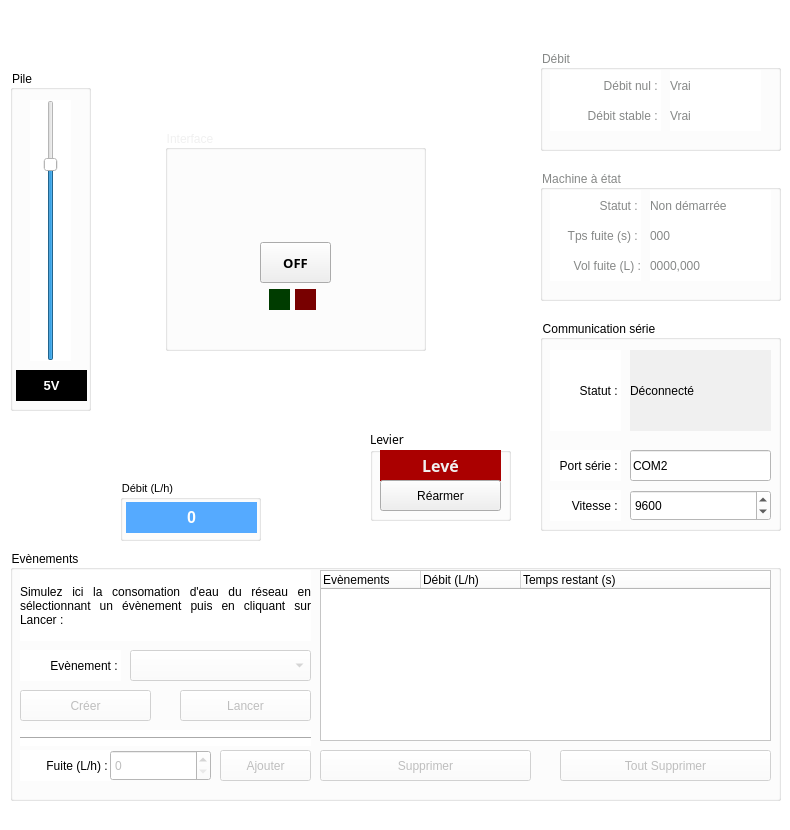
The window that mainwindow.ui (ml4nC3/ClipFlow) describes before a commit, drawn with Qt 5.
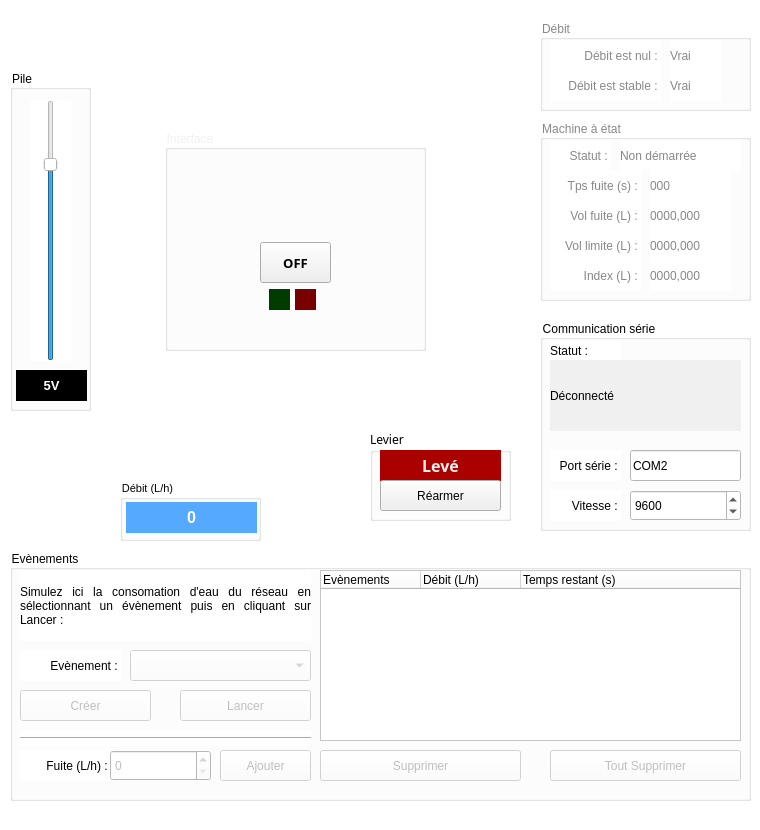
The same window after the commit. Icons and pictures are not drawn.

Commit message: Added total index incremetation and transmission

Patch:
```diff
--- a/mainwindow.ui
+++ b/mainwindow.ui
@@ -6,19 +6,19 @@
    <rect>
     <x>0</x>
     <y>0</y>
-    <width>790</width>
+    <width>760</width>
     <height>830</height>
    </rect>
   </property>
   <property name="minimumSize">
    <size>
-    <width>790</width>
+    <width>760</width>
     <height>830</height>
    </size>
   </property>
   <property name="maximumSize">
    <size>
-    <width>790</width>
+    <width>760</width>
     <height>830</height>
    </size>
   </property>
@@ -165,7 +165,7 @@
      <rect>
       <x>10</x>
       <y>550</y>
-      <width>771</width>
+      <width>741</width>
       <height>251</height>
      </rect>
     </property>
@@ -308,7 +308,7 @@
       <rect>
        <x>310</x>
        <y>200</y>
-       <width>211</width>
+       <width>201</width>
        <height>31</height>
       </rect>
      </property>
@@ -322,9 +322,9 @@
      </property>
      <property name="geometry">
       <rect>
-       <x>550</x>
+       <x>540</x>
        <y>200</y>
-       <width>211</width>
+       <width>191</width>
        <height>31</height>
       </rect>
      </property>
@@ -337,7 +337,7 @@
       <rect>
        <x>310</x>
        <y>20</y>
-       <width>451</width>
+       <width>421</width>
        <height>171</height>
       </rect>
      </property>
@@ -400,7 +400,7 @@
      <rect>
       <x>540</x>
       <y>320</y>
-      <width>241</width>
+      <width>211</width>
       <height>211</height>
      </rect>
     </property>
@@ -431,7 +431,7 @@
       <rect>
        <x>90</x>
        <y>130</y>
-       <width>141</width>
+       <width>111</width>
        <height>31</height>
       </rect>
      </property>
@@ -459,25 +459,25 @@
      <property name="geometry">
       <rect>
        <x>10</x>
-       <y>30</y>
+       <y>20</y>
        <width>71</width>
-       <height>81</height>
+       <height>21</height>
       </rect>
      </property>
      <property name="text">
       <string>Statut : </string>
      </property>
      <property name="alignment">
-      <set>Qt::AlignRight|Qt::AlignTrailing|Qt::AlignVCenter</set>
+      <set>Qt::AlignLeading|Qt::AlignLeft|Qt::AlignVCenter</set>
      </property>
     </widget>
     <widget class="QLabel" name="lbl_com_status_text">
      <property name="geometry">
       <rect>
-       <x>90</x>
-       <y>30</y>
-       <width>141</width>
-       <height>81</height>
+       <x>10</x>
+       <y>40</y>
+       <width>191</width>
+       <height>71</height>
       </rect>
      </property>
      <property name="styleSheet">
@@ -498,7 +498,7 @@
       <rect>
        <x>90</x>
        <y>170</y>
-       <width>141</width>
+       <width>111</width>
        <height>31</height>
       </rect>
      </property>
@@ -671,9 +671,9 @@
     <property name="geometry">
      <rect>
       <x>540</x>
-      <y>170</y>
-      <width>241</width>
-      <height>131</height>
+      <y>120</y>
+      <width>211</width>
+      <height>181</height>
      </rect>
     </property>
     <property name="styleSheet">
@@ -685,7 +685,7 @@
     <widget class="QLabel" name="lbl_fsm_state_value">
      <property name="geometry">
       <rect>
-       <x>110</x>
+       <x>80</x>
        <y>20</y>
        <width>121</width>
        <height>31</height>
@@ -700,7 +700,7 @@
       <rect>
        <x>10</x>
        <y>20</y>
-       <width>91</width>
+       <width>61</width>
        <height>31</height>
       </rect>
      </property>
@@ -732,7 +732,7 @@
       <rect>
        <x>110</x>
        <y>80</y>
-       <width>121</width>
+       <width>81</width>
        <height>31</height>
       </rect>
      </property>
@@ -745,7 +745,7 @@
       <rect>
        <x>110</x>
        <y>50</y>
-       <width>121</width>
+       <width>81</width>
        <height>31</height>
       </rect>
      </property>
@@ -763,7 +763,65 @@
       </rect>
      </property>
      <property name="text">
-      <string>Vol fuite (L) :</string>
+      <string>Vol fuite (L) : </string>
+     </property>
+     <property name="alignment">
+      <set>Qt::AlignRight|Qt::AlignTrailing|Qt::AlignVCenter</set>
+     </property>
+    </widget>
+    <widget class="QLabel" name="lbl_leak_vol_limit_value">
+     <property name="geometry">
+      <rect>
+       <x>110</x>
+       <y>110</y>
+       <width>81</width>
+       <height>31</height>
+      </rect>
+     </property>
+     <property name="text">
+      <string>0000,000</string>
+     </property>
+    </widget>
+    <widget class="QLabel" name="lbl_leak_vol_limit_text">
+     <property name="geometry">
+      <rect>
+       <x>10</x>
+       <y>110</y>
+       <width>91</width>
+       <height>31</height>
+      </rect>
+     </property>
+     <property name="text">
+      <string>Vol limite (L) : </string>
+     </property>
+     <property name="alignment">
+      <set>Qt::AlignRight|Qt::AlignTrailing|Qt::AlignVCenter</set>
+     </property>
+    </widget>
+    <widget class="QLabel" name="lbl_index_value">
+     <property name="geometry">
+      <rect>
+       <x>110</x>
+       <y>140</y>
+       <width>81</width>
+       <height>31</height>
+      </rect>
+     </property>
+     <property name="text">
+      <string>0000,000</string>
+     </property>
+    </widget>
+    <widget class="QLabel" name="lbl_index_text">
+     <property name="geometry">
+      <rect>
+       <x>10</x>
+       <y>140</y>
+       <width>91</width>
+       <height>31</height>
+      </rect>
+     </property>
+     <property name="text">
+      <string>Index (L) : </string>
      </property>
      <property name="alignment">
       <set>Qt::AlignRight|Qt::AlignTrailing|Qt::AlignVCenter</set>
@@ -774,9 +832,9 @@
     <property name="geometry">
      <rect>
       <x>540</x>
-      <y>50</y>
-      <width>241</width>
-      <height>101</height>
+      <y>20</y>
+      <width>211</width>
+      <height>91</height>
      </rect>
     </property>
     <property name="styleSheet">
@@ -790,7 +848,7 @@
       <rect>
        <x>130</x>
        <y>50</y>
-       <width>91</width>
+       <width>51</width>
        <height>31</height>
       </rect>
      </property>
@@ -808,7 +866,7 @@
       </rect>
      </property>
      <property name="text">
-      <string>Débit nul : </string>
+      <string>Débit est nul : </string>
      </property>
      <property name="alignment">
       <set>Qt::AlignRight|Qt::AlignTrailing|Qt::AlignVCenter</set>
@@ -824,7 +882,7 @@
       </rect>
      </property>
      <property name="text">
-      <string>Débit stable : </string>
+      <string>Débit est stable : </string>
      </property>
      <property name="alignment">
       <set>Qt::AlignRight|Qt::AlignTrailing|Qt::AlignVCenter</set>
@@ -835,7 +893,7 @@
       <rect>
        <x>130</x>
        <y>20</y>
-       <width>91</width>
+       <width>51</width>
        <height>31</height>
       </rect>
      </property>
```
Left out of the diff: 4 changed lines with no effect on the pictures. The commit also changes 3 other files.
